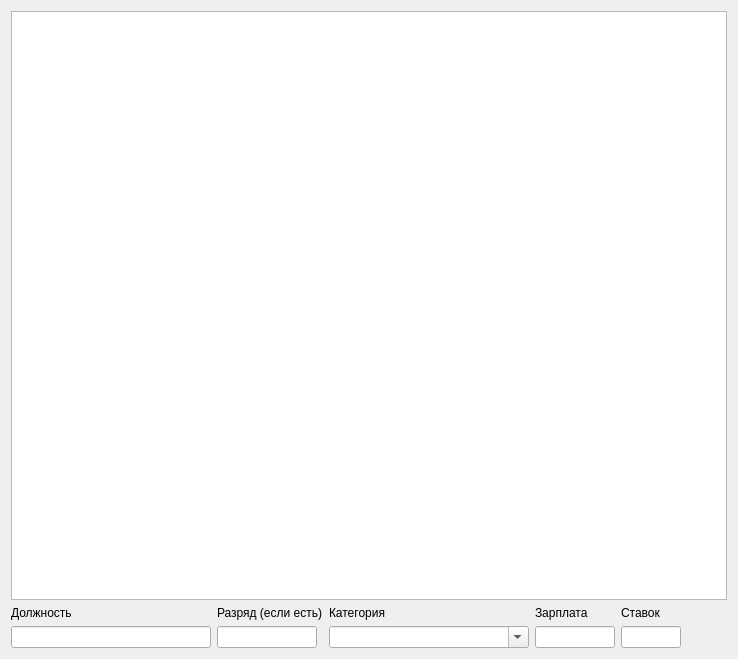
Old version of the form department/view/personnelschedule.ui in the repository Markoutte/department-eltech.
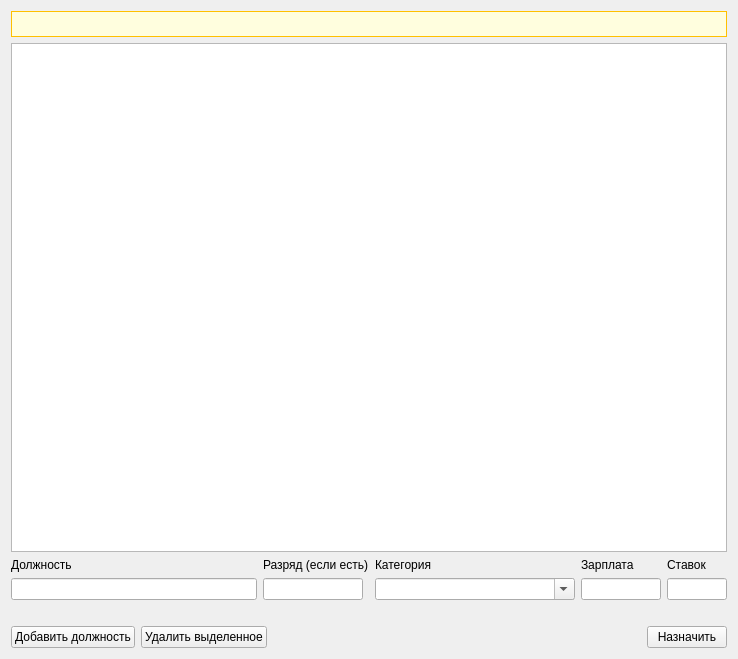
New version of the form.

Commit message: Working add/remove/update position table

```diff
--- a/department/view/personnelschedule.ui
+++ b/department/view/personnelschedule.ui
@@ -17,6 +17,19 @@
    <string>Form</string>
   </property>
   <layout class="QVBoxLayout" name="verticalLayout">
+   <item>
+    <widget class="QLabel" name="err_output">
+     <property name="styleSheet">
+      <string notr="true">color: red; 
+background: #FFFEDE; 
+border: 1px solid #FFC000;
+padding: 5px;</string>
+     </property>
+     <property name="text">
+      <string/>
+     </property>
+    </widget>
+   </item>
    <item>
     <widget class="QTableView" name="position_table_view">
      <property name="selectionMode">
@@ -141,8 +154,42 @@
        </property>
       </widget>
      </item>
-     <item row="0" column="5" rowspan="2">
-      <spacer name="horizontalSpacer">
+    </layout>
+   </item>
+   <item>
+    <spacer name="verticalSpacer">
+     <property name="orientation">
+      <enum>Qt::Vertical</enum>
+     </property>
+     <property name="sizeType">
+      <enum>QSizePolicy::Preferred</enum>
+     </property>
+     <property name="sizeHint" stdset="0">
+      <size>
+       <width>20</width>
+       <height>20</height>
+      </size>
+     </property>
+    </spacer>
+   </item>
+   <item>
+    <layout class="QHBoxLayout" name="horizontalLayout_2">
+     <item>
+      <widget class="QPushButton" name="add_position_btn">
+       <property name="text">
+        <string>Добавить должность</string>
+       </property>
+      </widget>
+     </item>
+     <item>
+      <widget class="QPushButton" name="delete_position_btn">
+       <property name="text">
+        <string>Удалить выделенное</string>
+       </property>
+      </widget>
+     </item>
+     <item>
+      <spacer name="horizontalSpacer_2">
        <property name="orientation">
         <enum>Qt::Horizontal</enum>
        </property>
@@ -154,6 +201,13 @@
        </property>
       </spacer>
      </item>
+     <item>
+      <widget class="QPushButton" name="accept_position_btn">
+       <property name="text">
+        <string>Назначить</string>
+       </property>
+      </widget>
+     </item>
     </layout>
    </item>
   </layout>
```
Left out of the diff: 2 changed lines with no effect on the pictures. The commit also changes 7 other files.
